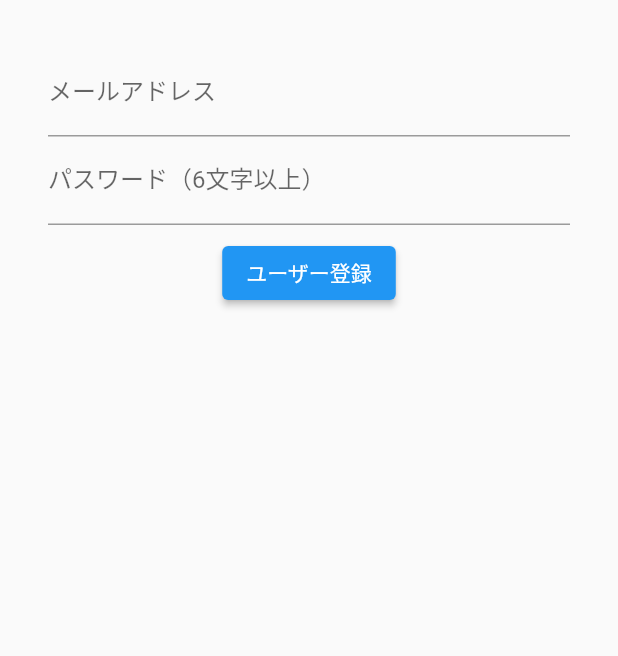
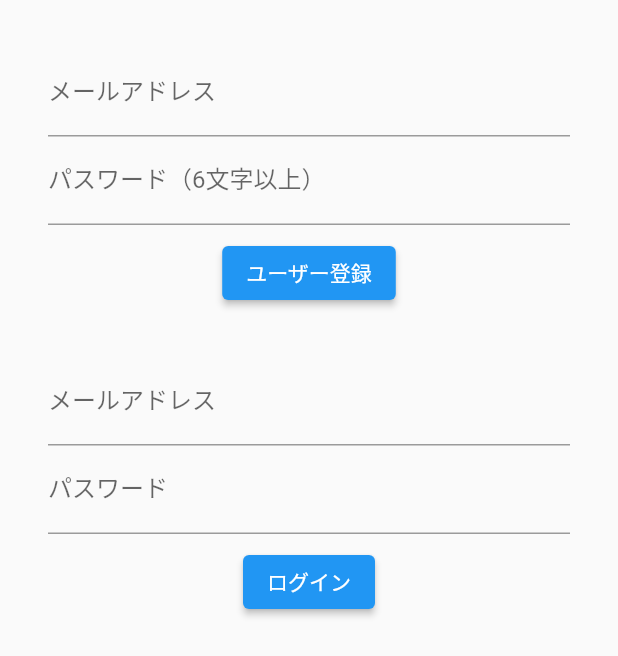
Before and after one commit to Ok-masato/mac, a Flutter app: the screen it shows after launch, on a phone screen of 412 x 824 dp. Shown: the top 656 px of the screen. Run offline on Flutter 3.47's test engine with Material 2 defaults, Android fonts, the phone set to English and light mode, and no system bars; our stand-ins replace firebase_auth, firebase_core; accounts and stored records are empty.

```diff
--- a/lib/main.dart
+++ b/lib/main.dart
@@ -32,6 +32,10 @@ class _MyAuthPageState extends State<MyAuthPage> {
   String newUserEmail = "";
   // 入力されたパスワード
   String newUserPassword = "";
+  // 入力されたメールアドレス（ログイン）
+  String loginUserEmail = "";
+  // 入力されたパスワード（ログイン）
+  String loginUserPassword = "";
   // 登録・ログインに関する情報を表示
   String infoText = "";
 
@@ -43,8 +47,8 @@ class _MyAuthPageState extends State<MyAuthPage> {
           padding: EdgeInsets.all(32),
           child: Column(
             children: <Widget>[
+              // 新規アドレス登録
               TextFormField(
-                // テキスト入力のラベルを設定
                 decoration: InputDecoration(labelText: "メールアドレス"),
                 onChanged: (String value) {
                   setState(() {
@@ -52,6 +56,7 @@ class _MyAuthPageState extends State<MyAuthPage> {
                   });
                 },
               ),
+              // 新規メールアドレス
               TextFormField(
                 decoration: InputDecoration(labelText: "パスワード（6文字以上）"),
                 // パスワードが見えないようにする
@@ -63,6 +68,7 @@ class _MyAuthPageState extends State<MyAuthPage> {
                 },
               ),
               const SizedBox(height: 8),
+              // 登録ボタンの設定
               ElevatedButton(
                   onPressed: () async {
                     try {
@@ -88,6 +94,50 @@ class _MyAuthPageState extends State<MyAuthPage> {
                   },
                   child: Text("ユーザー登録"),
               ),
+
+              const SizedBox(height: 32),
+              TextFormField(
+                decoration: InputDecoration(labelText: "メールアドレス"),
+                onChanged: (String value) {
+                  setState(() {
+                    loginUserEmail = value;
+                  });
+                },
+              ),
+              TextFormField(
+                decoration: InputDecoration(labelText: "パスワード"),
+                obscureText: true,
+                onChanged: (String value) {
+                  setState(() {
+                    loginUserPassword = value;
+                  });
+                },
+              ),
+              const SizedBox(height: 8),
+              ElevatedButton(
+                onPressed: () async {
+                  try {
+                    // メール/パスワードでログイン
+                    final FirebaseAuth auth = FirebaseAuth.instance;
+                    final UserCredential result =
+                        await auth.signInWithEmailAndPassword(
+                            email: loginUserEmail,
+                            password: loginUserPassword
+                        );
+                    // ログインに成功した場合
+                    final User user = result.user!;
+                    setState(() {
+                      infoText = "ログイン成功：${user.email}";
+                    });
+                  } catch (e) {
+                    // ログインに失敗した場合
+                    setState(() {
+                      infoText = "ログイン失敗：${e.toString()}";
+                    });
+                  }
+                },
+                child: Text("ログイン"),
+              ),
               const SizedBox(height: 8),
               Text(infoText)
             ],
```
